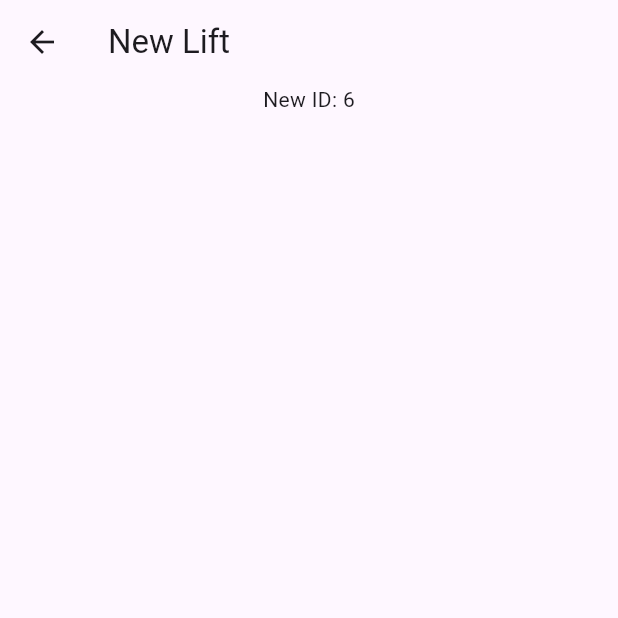
After one commit to lhsteffen/IronSights, a Flutter app: the screen it shows after launch, item 3 of the bottom bar chosen, after a tap on the "add" icon, on a phone screen of 412 x 824 dp, the top half of it. The commit adds this screen. Run offline on Flutter 3.47's test engine with Material 3 defaults, Android fonts, the phone set to English and light mode, and no system bars.

Commit message:
Adjusted Lift object to include ID. Added new lift page and edit lift page shells

```diff
--- /dev/null
+++ b/lib/edit_lift.dart
@@ -0,0 +1,27 @@
+/* edit_lift.dart defines the EditLift widget
+ *
+ * The EditLift widget allows the user to edit features
+ * about a specific lift.
+ *
+ * Created by: Luke Steffen
+ * Date 01/01/2026
+ */
+
+import 'package:flutter/material.dart';
+import 'package:iron_sights/main.dart';
+import 'package:provider/provider.dart';
+import 'lift.dart';
+
+class EditLift extends StatelessWidget {
+  EditLift({super.key, required this.lift});
+  EditLift.otherConstructor(this.lift);
+
+  Lift lift;
+
+  @override
+  Widget build(BuildContext context) {
+    var appState = context.watch<IronState>();
+
+    return Scaffold();
+  }
+}
--- a/lib/lift.dart
+++ b/lib/lift.dart
@@ -6,15 +6,20 @@
  */
 
 class Lift {
+  int id;
   String name;
   bool barbell;
   int light;
   int heavy;
   String desc;
 
-  Lift(this.name, this.barbell, this.light, this.heavy, this.desc);
+  Lift(this.id, this.name, this.barbell, this.light, this.heavy, this.desc);
 
   // Begin getter functions
+  int getId() {
+    return id;
+  }
+
   String getName() {
     return name;
   }
@@ -37,6 +42,10 @@ class Lift {
   // End getter functions
 
   // Begin change functions
+  void changeId(int id) {
+    this.id = id;
+  }
+
   void changeName(String name) {
     this.name = name;
   }
--- a/lib/lift_page.dart
+++ b/lib/lift_page.dart
@@ -1,6 +1,7 @@
 import 'package:flutter/material.dart';
 import 'package:iron_sights/main.dart';
 import 'package:provider/provider.dart';
+import 'new_lift.dart';
 import 'lift_view.dart';
 import 'lift.dart';
 
@@ -23,6 +24,20 @@ class LiftList extends StatelessWidget {
     List<Lift> lifts = appState.liftItems;
 
     return Scaffold(
+      floatingActionButton: FloatingActionButton(
+        onPressed: () {
+          Navigator.push(
+            context,
+            MaterialPageRoute<void>(
+              builder: (context) => const NewLift(),
+            )
+          );
+        },
+        foregroundColor: Colors.white,
+        backgroundColor: Colors.blueGrey,
+        shape: CircleBorder(),
+        child: const Icon(Icons.add),
+      ),
       body: Column(
         children: <Widget>[
           Container(
--- a/lib/main.dart
+++ b/lib/main.dart
@@ -35,6 +35,17 @@ class IronState extends ChangeNotifier {
   void addLift(Lift newLift) {
     liftItems.add(newLift);
     notifyListeners();
+  }
+
+  int getNewestId() {
+    List<Lift> liftCopy = liftItems;
+    if(liftCopy.isNotEmpty) {
+      liftCopy.sort((a, b) => a.getId().compareTo(b.getId()));
+      return liftCopy.last.getId() + 1;
+    }
+    else {
+      return 1;
+    }
   }
 }
 
--- /dev/null
+++ b/lib/new_lift.dart
@@ -0,0 +1,43 @@
+/* new_lift.dart defines the NewLift widget
+ *
+ * The NewLift widget allows the user to add a new lift to
+ * the already existing lifts.
+ *
+ * Created by: Luke Steffen
+ * Date 01/01/2026
+ */
+
+import 'package:flutter/material.dart';
+import 'package:iron_sights/main.dart';
+import 'package:provider/provider.dart';
+import 'lift.dart';
+
+class NewLift extends StatefulWidget {
+  const NewLift({super.key});
+
+  @override
+  State<NewLift> createState() => _NewLiftState();
+}
+
+class _NewLiftState extends State<NewLift> {
+  late Lift newLift;
+
+  @override
+  Widget build(BuildContext context) {
+    var appState = context.watch<IronState>();
+    int newId = appState.getNewestId();
+
+    return Scaffold(
+      appBar: AppBar(
+        title: Text("New Lift"),
+      ),
+      body: Column(
+        children: [
+          Center(
+            child: Text("New ID: ${newId}"),
+          )
+        ],
+      ),
+    );
+  }
+}
--- a/lib/test_list.dart
+++ b/lib/test_list.dart
@@ -9,11 +9,11 @@ import 'lift.dart';
 List<Lift> createList() {
   List<Lift> list = [];
 
-  Lift l1 = Lift("Dumbbell Curls", false, 30, 50, "Dumbbell curls, with your arms");
-  Lift l2 = Lift("Dumbbell Chest Press", false, 70, 90, "Chest press");
-  Lift l3 = Lift("Incline Chest Press", false, 60, 75, "Incline chest press");
-  Lift l4 = Lift("Bench Press", true, 135, 185, "Bench Press");
-  Lift l5 = Lift("Deadlift", true, 225, 315, "Deadlift");
+  Lift l1 = Lift(1, "Dumbbell Curls", false, 30, 50, "Dumbbell curls, with your arms");
+  Lift l2 = Lift(2, "Dumbbell Chest Press", false, 70, 90, "Chest press");
+  Lift l3 = Lift(3, "Incline Chest Press", false, 60, 75, "Incline chest press");
+  Lift l4 = Lift(4, "Bench Press", true, 135, 185, "Bench Press");
+  Lift l5 = Lift(5, "Deadlift", true, 225, 315, "Deadlift");
 
   list.add(l1);
   list.add(l2);
```
Also changed, not shown: lib/lift_view.dart (+5 -2 lines). Lines whose indentation alone changed are shown as unchanged.
